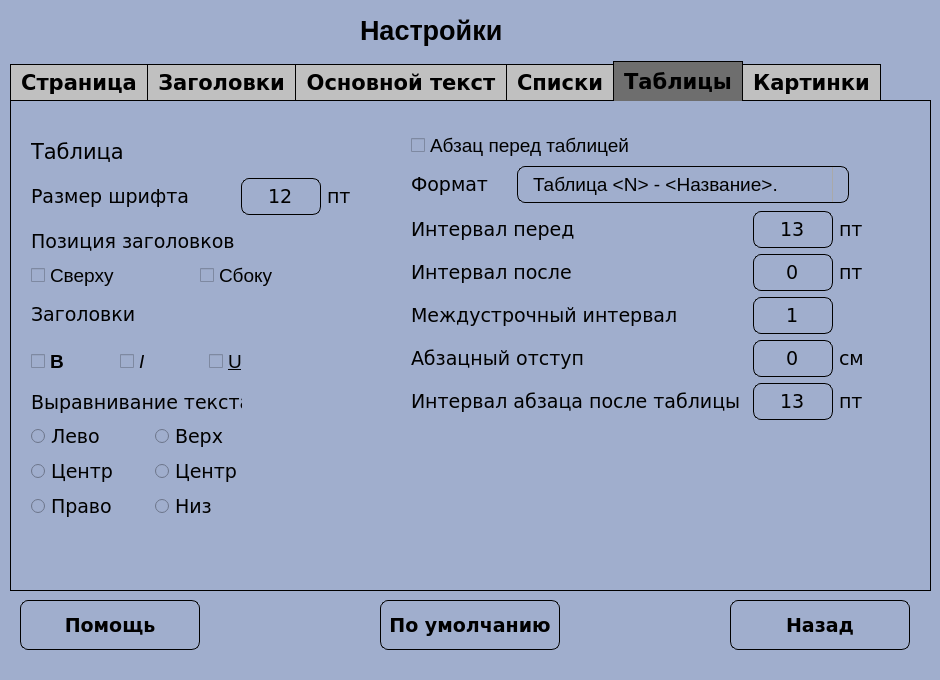
This is SettingsUI.ui in Asklit/CourseProjectPython as Qt 5 draws it before an edit. The edited form follows.
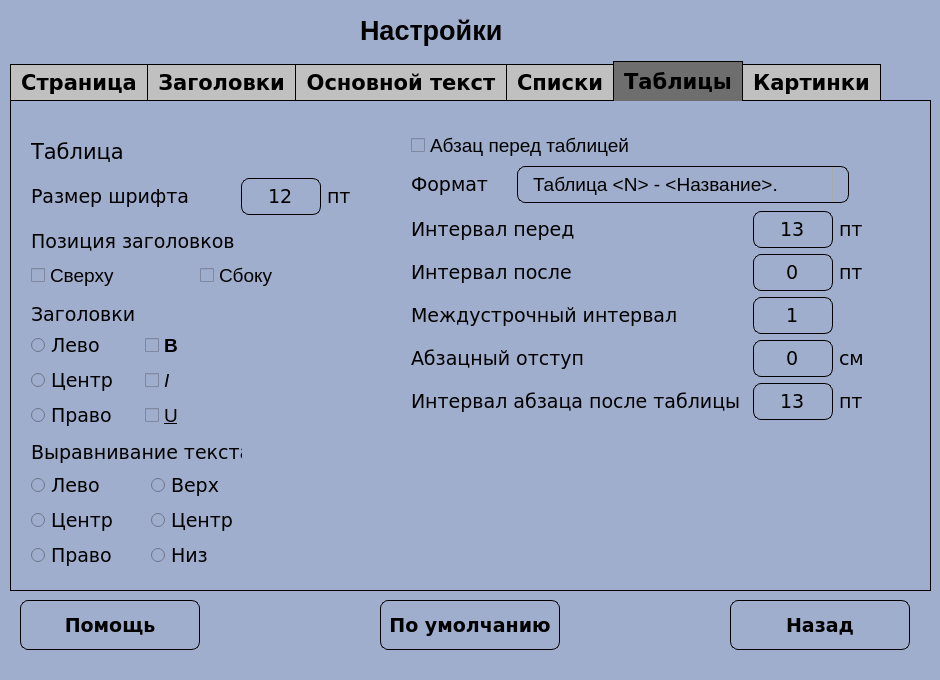
This is the edited form. The open tabs and pages were chosen to show the change. Icons and pictures are not drawn.

What changed in the file:
```diff
--- a/SettingsUI.ui
+++ b/SettingsUI.ui
@@ -3913,13 +3913,13 @@
      <property name="geometry">
       <rect>
        <x>20</x>
-       <y>240</y>
-       <width>261</width>
-       <height>41</height>
+       <y>230</y>
+       <width>221</width>
+       <height>101</height>
       </rect>
      </property>
      <layout class="QGridLayout" name="gridLayout_18">
-      <item row="0" column="0">
+      <item row="0" column="1">
        <widget class="QCheckBox" name="CBTableBold">
         <property name="font">
          <font>
@@ -3933,7 +3933,7 @@
         </property>
        </widget>
       </item>
-      <item row="0" column="1">
+      <item row="1" column="1">
        <widget class="QCheckBox" name="CBTableItalic">
         <property name="font">
          <font>
@@ -3948,7 +3948,7 @@
         </property>
        </widget>
       </item>
-      <item row="0" column="2">
+      <item row="2" column="1">
        <widget class="QCheckBox" name="CBTableUnderline">
         <property name="font">
          <font>
@@ -3963,19 +3963,81 @@
         </property>
        </widget>
       </item>
+      <item row="0" column="0">
+       <widget class="QRadioButton" name="RBTableHeadingTextLeft">
+        <property name="font">
+         <font>
+          <family>Verdana</family>
+          <pointsize>14</pointsize>
+         </font>
+        </property>
+        <property name="text">
+         <string>Лево</string>
+        </property>
+       </widget>
+      </item>
+      <item row="2" column="0">
+       <widget class="QRadioButton" name="RBTableHeadingTextRight">
+        <property name="font">
+         <font>
+          <family>Verdana</family>
+          <pointsize>14</pointsize>
+         </font>
+        </property>
+        <property name="text">
+         <string>Право</string>
+        </property>
+       </widget>
+      </item>
+      <item row="1" column="0">
+       <widget class="QRadioButton" name="RBTableHeadingTextMiddle">
+        <property name="font">
+         <font>
+          <family>Verdana</family>
+          <pointsize>14</pointsize>
+         </font>
+        </property>
+        <property name="text">
+         <string>Центр</string>
+        </property>
+       </widget>
+      </item>
      </layout>
     </widget>
-    <widget class="QWidget" name="gridLayoutWidget_19">
+    <widget class="QLabel" name="labelSettings_49">
      <property name="geometry">
       <rect>
        <x>20</x>
-       <y>320</y>
-       <width>241</width>
-       <height>101</height>
+       <y>340</y>
+       <width>211</width>
+       <height>23</height>
       </rect>
      </property>
-     <layout class="QGridLayout" name="gridLayout_14">
-      <item row="0" column="1">
+     <property name="font">
+      <font>
+       <family>Verdana</family>
+       <pointsize>14</pointsize>
+       <weight>50</weight>
+       <italic>false</italic>
+       <bold>false</bold>
+      </font>
+     </property>
+     <property name="mouseTracking">
+      <bool>false</bool>
+     </property>
+     <property name="text">
+      <string>Выравнивание текста</string>
+     </property>
+    </widget>
+    <widget class="QWidget" name="verticalLayoutWidget_10">
+     <property name="geometry">
+      <rect>
+       <x>140</x>
+       <y>370</y>
+       <width>141</width>
+       <height>99</height>
+      </rect>
+     </property>
        <layout class="QVBoxLayout" name="verticalLayout_11">
         <item>
          <widget class="QRadioButton" name="RBTableTextTop">
@@ -4017,8 +4079,16 @@
          </widget>
         </item>
        </layout>
-      </item>
-      <item row="0" column="0">
+    </widget>
+    <widget class="QWidget" name="verticalLayoutWidget_7">
+     <property name="geometry">
+      <rect>
+       <x>20</x>
+       <y>370</y>
+       <width>111</width>
+       <height>99</height>
+      </rect>
+     </property>
        <layout class="QVBoxLayout" name="verticalLayout_8">
         <item>
          <widget class="QRadioButton" name="RBTableTextLeft">
@@ -4060,33 +4130,6 @@
          </widget>
         </item>
        </layout>
-      </item>
-     </layout>
-    </widget>
-    <widget class="QLabel" name="labelSettings_49">
-     <property name="geometry">
-      <rect>
-       <x>20</x>
-       <y>290</y>
-       <width>211</width>
-       <height>23</height>
-      </rect>
-     </property>
-     <property name="font">
-      <font>
-       <family>Verdana</family>
-       <pointsize>14</pointsize>
-       <weight>50</weight>
-       <italic>false</italic>
-       <bold>false</bold>
-      </font>
-     </property>
-     <property name="mouseTracking">
-      <bool>false</bool>
-     </property>
-     <property name="text">
-      <string>Выравнивание текста</string>
-     </property>
     </widget>
    </widget>
    <widget class="QWidget" name="tab_6">
```
Left out of the diff: 157 changed lines with no effect on the pictures. Lines whose indentation alone changed are shown as unchanged.
